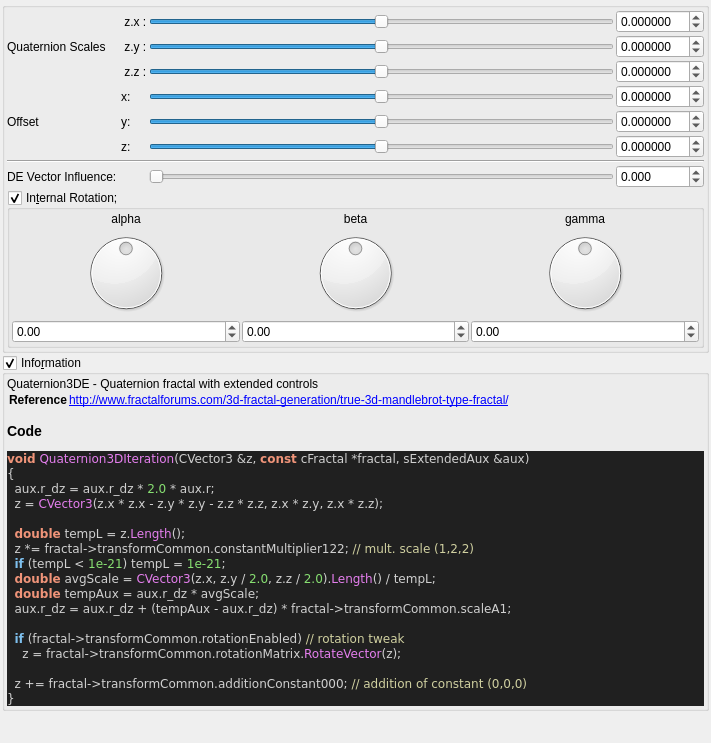
Qt form mandelbulber2/qt_data/fractal_quaternion3D.ui (buddhi1980/mandelbulber2) before a commit.
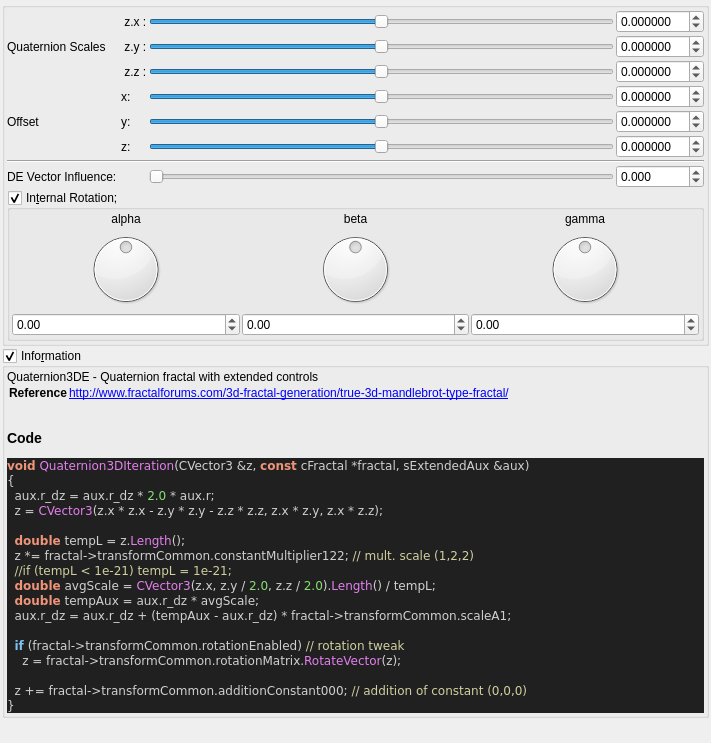
The same form after that commit. Custom widgets are drawn as their Qt base class.

Commit message:
stripped code highlight output to body tag
 the surrounding part (HTML Tag and comment) contained version specific parts.
 Now only the body tag will be written to the ui file,
 so the complete output of populateUiInformation.php should be reproducable.

 Also readded broken symlinks in deploy/share/mandelbulber2

What changed in the file:
```diff
--- a/mandelbulber2/qt_data/fractal_quaternion3D.ui
+++ b/mandelbulber2/qt_data/fractal_quaternion3D.ui
@@ -707,24 +707,19 @@
        <widget class="QLabel" name="label_code_content">
         <property name="text">
          <string>&lt;p&gt;Quaternion3DE - Quaternion fractal with extended controls&lt;/p&gt;&lt;table&gt;
-&lt;tr&gt;&lt;th&gt;Reference&lt;/th&gt;&lt;td&gt;&lt;a href=&quot;http://www.fractalforums.com/3d-fractal-generation/true-3d-mandlebrot-type-fractal/&quot;&gt;http://www.fractalforums.com/3d-fractal-generation/true-3d-mandlebrot-type-fractal/&lt;/a&gt;&lt;/td&gt;&lt;/tr&gt;
+&lt;tr&gt;&lt;th&gt;Reference&lt;/th&gt;&lt;td&gt;&lt;a href=&quot;http://www.fractalforums.com/3d-fractal-generation/true-3d-mandlebrot-type-fractal/&quot;&gt;http://www.fractalforums.com/3d-fractal-generation/true-3d-mandlebrot-type-fractal/&lt;br&gt;
+&lt;/td&gt;&lt;/tr&gt;
 &lt;/table&gt;
 &lt;h3&gt;Code&lt;/h3&gt;
-&lt;!DOCTYPE HTML PUBLIC &quot;-//W3C//DTD HTML 4.0 Transitional//EN&quot;&gt;
-&lt;html&gt;
-&lt;head&gt;
-&lt;meta http-equiv=&quot;content-type&quot; content=&quot;text/html; charset=ISO-8859-1&quot;&gt;
-&lt;title&gt;Source file&lt;/title&gt;
-&lt;/head&gt;
 &lt;body style=&quot;background-color:#202020&quot;&gt;
-&lt;pre style=&quot;color:#d0d0d0; background-color:#202020;  font-family:'Courier New';&quot;&gt;&lt;span style=&quot;color:#f09479; font-weight:bold&quot;&gt;void&lt;/span&gt; &lt;span style=&quot;color:#e47eed&quot;&gt;Quaternion3DIteration&lt;/span&gt;&lt;span style=&quot;color:#d0d0d0&quot;&gt;(&lt;/span&gt;CVector3 &lt;span style=&quot;color:#d0d0d0&quot;&gt;&amp;amp;&lt;/span&gt;z&lt;span style=&quot;color:#d0d0d0&quot;&gt;,&lt;/span&gt; &lt;span style=&quot;color:#f09479; font-weight:bold&quot;&gt;const&lt;/span&gt; cFractal &lt;span style=&quot;color:#d0d0d0&quot;&gt;*&lt;/span&gt;fractal&lt;span style=&quot;color:#d0d0d0&quot;&gt;,&lt;/span&gt; sExtendedAux &lt;span style=&quot;color:#d0d0d0&quot;&gt;&amp;amp;&lt;/span&gt;aux&lt;span style=&quot;color:#d0d0d0&quot;&gt;)&lt;/span&gt;
+&lt;pre style=&quot;color:#d0d0d0; background-color:#202020;  font-family:'Courier New',monospace;&quot;&gt;&lt;span style=&quot;color:#f09479; font-weight:bold&quot;&gt;void&lt;/span&gt; &lt;span style=&quot;color:#e47eed&quot;&gt;Quaternion3DIteration&lt;/span&gt;&lt;span style=&quot;color:#d0d0d0&quot;&gt;(&lt;/span&gt;CVector3 &lt;span style=&quot;color:#d0d0d0&quot;&gt;&amp;amp;&lt;/span&gt;z&lt;span style=&quot;color:#d0d0d0&quot;&gt;,&lt;/span&gt; &lt;span style=&quot;color:#f09479; font-weight:bold&quot;&gt;const&lt;/span&gt; cFractal &lt;span style=&quot;color:#d0d0d0&quot;&gt;*&lt;/span&gt;fractal&lt;span style=&quot;color:#d0d0d0&quot;&gt;,&lt;/span&gt; sExtendedAux &lt;span style=&quot;color:#d0d0d0&quot;&gt;&amp;amp;&lt;/span&gt;aux&lt;span style=&quot;color:#d0d0d0&quot;&gt;)&lt;/span&gt;
 &lt;span style=&quot;color:#d0d0d0&quot;&gt;{&lt;/span&gt;
   aux&lt;span style=&quot;color:#d0d0d0&quot;&gt;.&lt;/span&gt;r_dz &lt;span style=&quot;color:#d0d0d0&quot;&gt;=&lt;/span&gt; aux&lt;span style=&quot;color:#d0d0d0&quot;&gt;.&lt;/span&gt;r_dz &lt;span style=&quot;color:#d0d0d0&quot;&gt;*&lt;/span&gt; &lt;span style=&quot;color:#87df71&quot;&gt;2.0&lt;/span&gt; &lt;span style=&quot;color:#d0d0d0&quot;&gt;*&lt;/span&gt; aux&lt;span style=&quot;color:#d0d0d0&quot;&gt;.&lt;/span&gt;r&lt;span style=&quot;color:#d0d0d0&quot;&gt;;&lt;/span&gt;
   z &lt;span style=&quot;color:#d0d0d0&quot;&gt;=&lt;/span&gt; &lt;span style=&quot;color:#e47eed&quot;&gt;CVector3&lt;/span&gt;&lt;span style=&quot;color:#d0d0d0&quot;&gt;(&lt;/span&gt;z&lt;span style=&quot;color:#d0d0d0&quot;&gt;.&lt;/span&gt;x &lt;span style=&quot;color:#d0d0d0&quot;&gt;*&lt;/span&gt; z&lt;span style=&quot;color:#d0d0d0&quot;&gt;.&lt;/span&gt;x &lt;span style=&quot;color:#d0d0d0&quot;&gt;-&lt;/span&gt; z&lt;span style=&quot;color:#d0d0d0&quot;&gt;.&lt;/span&gt;y &lt;span style=&quot;color:#d0d0d0&quot;&gt;*&lt;/span&gt; z&lt;span style=&quot;color:#d0d0d0&quot;&gt;.&lt;/span&gt;y &lt;span style=&quot;color:#d0d0d0&quot;&gt;-&lt;/span&gt; z&lt;span style=&quot;color:#d0d0d0&quot;&gt;.&lt;/span&gt;z &lt;span style=&quot;color:#d0d0d0&quot;&gt;*&lt;/span&gt; z&lt;span style=&quot;color:#d0d0d0&quot;&gt;.&lt;/span&gt;z&lt;span style=&quot;color:#d0d0d0&quot;&gt;,&lt;/span&gt; z&lt;span style=&quot;color:#d0d0d0&quot;&gt;.&lt;/span&gt;x &lt;span style=&quot;color:#d0d0d0&quot;&gt;*&lt;/span&gt; z&lt;span style=&quot;color:#d0d0d0&quot;&gt;.&lt;/span&gt;y&lt;span style=&quot;color:#d0d0d0&quot;&gt;,&lt;/span&gt; z&lt;span style=&quot;color:#d0d0d0&quot;&gt;.&lt;/span&gt;x &lt;span style=&quot;color:#d0d0d0&quot;&gt;*&lt;/span&gt; z&lt;span style=&quot;color:#d0d0d0&quot;&gt;.&lt;/span&gt;z&lt;span style=&quot;color:#d0d0d0&quot;&gt;);&lt;/span&gt;
 
   &lt;span style=&quot;color:#f09479; font-weight:bold&quot;&gt;double&lt;/span&gt; tempL &lt;span style=&quot;color:#d0d0d0&quot;&gt;=&lt;/span&gt; z&lt;span style=&quot;color:#d0d0d0&quot;&gt;.&lt;/span&gt;&lt;span style=&quot;color:#e47eed&quot;&gt;Length&lt;/span&gt;&lt;span style=&quot;color:#d0d0d0&quot;&gt;();&lt;/span&gt;
   z &lt;span style=&quot;color:#d0d0d0&quot;&gt;*=&lt;/span&gt; fractal&lt;span style=&quot;color:#d0d0d0&quot;&gt;-&amp;gt;&lt;/span&gt;transformCommon&lt;span style=&quot;color:#d0d0d0&quot;&gt;.&lt;/span&gt;constantMultiplier122&lt;span style=&quot;color:#d0d0d0&quot;&gt;;&lt;/span&gt; &lt;span style=&quot;color:#d0d0a0&quot;&gt;// mult. scale (1,2,2)&lt;/span&gt;
-  &lt;span style=&quot;color:#7ec0ee; font-weight:bold&quot;&gt;if&lt;/span&gt; &lt;span style=&quot;color:#d0d0d0&quot;&gt;(&lt;/span&gt;tempL &lt;span style=&quot;color:#d0d0d0&quot;&gt;&amp;lt;&lt;/span&gt; &lt;span style=&quot;color:#87df71&quot;&gt;1e-21&lt;/span&gt;&lt;span style=&quot;color:#d0d0d0&quot;&gt;)&lt;/span&gt; tempL &lt;span style=&quot;color:#d0d0d0&quot;&gt;=&lt;/span&gt; &lt;span style=&quot;color:#87df71&quot;&gt;1e-21&lt;/span&gt;&lt;span style=&quot;color:#d0d0d0&quot;&gt;;&lt;/span&gt;
+  &lt;span style=&quot;color:#d0d0a0&quot;&gt;//if (tempL &amp;lt; 1e-21) tempL = 1e-21;&lt;/span&gt;
   &lt;span style=&quot;color:#f09479; font-weight:bold&quot;&gt;double&lt;/span&gt; avgScale &lt;span style=&quot;color:#d0d0d0&quot;&gt;=&lt;/span&gt; &lt;span style=&quot;color:#e47eed&quot;&gt;CVector3&lt;/span&gt;&lt;span style=&quot;color:#d0d0d0&quot;&gt;(&lt;/span&gt;z&lt;span style=&quot;color:#d0d0d0&quot;&gt;.&lt;/span&gt;x&lt;span style=&quot;color:#d0d0d0&quot;&gt;,&lt;/span&gt; z&lt;span style=&quot;color:#d0d0d0&quot;&gt;.&lt;/span&gt;y &lt;span style=&quot;color:#d0d0d0&quot;&gt;/&lt;/span&gt; &lt;span style=&quot;color:#87df71&quot;&gt;2.0&lt;/span&gt;&lt;span style=&quot;color:#d0d0d0&quot;&gt;,&lt;/span&gt; z&lt;span style=&quot;color:#d0d0d0&quot;&gt;.&lt;/span&gt;z &lt;span style=&quot;color:#d0d0d0&quot;&gt;/&lt;/span&gt; &lt;span style=&quot;color:#87df71&quot;&gt;2.0&lt;/span&gt;&lt;span style=&quot;color:#d0d0d0&quot;&gt;).&lt;/span&gt;&lt;span style=&quot;color:#e47eed&quot;&gt;Length&lt;/span&gt;&lt;span style=&quot;color:#d0d0d0&quot;&gt;() /&lt;/span&gt; tempL&lt;span style=&quot;color:#d0d0d0&quot;&gt;;&lt;/span&gt;
   &lt;span style=&quot;color:#f09479; font-weight:bold&quot;&gt;double&lt;/span&gt; tempAux &lt;span style=&quot;color:#d0d0d0&quot;&gt;=&lt;/span&gt; aux&lt;span style=&quot;color:#d0d0d0&quot;&gt;.&lt;/span&gt;r_dz &lt;span style=&quot;color:#d0d0d0&quot;&gt;*&lt;/span&gt; avgScale&lt;span style=&quot;color:#d0d0d0&quot;&gt;;&lt;/span&gt;
   aux&lt;span style=&quot;color:#d0d0d0&quot;&gt;.&lt;/span&gt;r_dz &lt;span style=&quot;color:#d0d0d0&quot;&gt;=&lt;/span&gt; aux&lt;span style=&quot;color:#d0d0d0&quot;&gt;.&lt;/span&gt;r_dz &lt;span style=&quot;color:#d0d0d0&quot;&gt;+ (&lt;/span&gt;tempAux &lt;span style=&quot;color:#d0d0d0&quot;&gt;-&lt;/span&gt; aux&lt;span style=&quot;color:#d0d0d0&quot;&gt;.&lt;/span&gt;r_dz&lt;span style=&quot;color:#d0d0d0&quot;&gt;) *&lt;/span&gt; fractal&lt;span style=&quot;color:#d0d0d0&quot;&gt;-&amp;gt;&lt;/span&gt;transformCommon&lt;span style=&quot;color:#d0d0d0&quot;&gt;.&lt;/span&gt;scaleA1&lt;span style=&quot;color:#d0d0d0&quot;&gt;;&lt;/span&gt;
@@ -735,10 +730,7 @@
   z &lt;span style=&quot;color:#d0d0d0&quot;&gt;+=&lt;/span&gt; fractal&lt;span style=&quot;color:#d0d0d0&quot;&gt;-&amp;gt;&lt;/span&gt;transformCommon&lt;span style=&quot;color:#d0d0d0&quot;&gt;.&lt;/span&gt;additionConstant000&lt;span style=&quot;color:#d0d0d0&quot;&gt;;&lt;/span&gt; &lt;span style=&quot;color:#d0d0a0&quot;&gt;// addition of constant (0,0,0)&lt;/span&gt;
 &lt;span style=&quot;color:#d0d0d0&quot;&gt;}&lt;/span&gt;
 &lt;/pre&gt;
-&lt;/body&gt;
-&lt;/html&gt;
-&lt;!--HTML generated by highlight 3.9, http://www.andre-simon.de/--&gt;
-</string>
+&lt;/body&gt;</string>
         </property>
         <property name="wordWrap">
          <bool>true</bool>
```
The commit also changes 109 other files.
